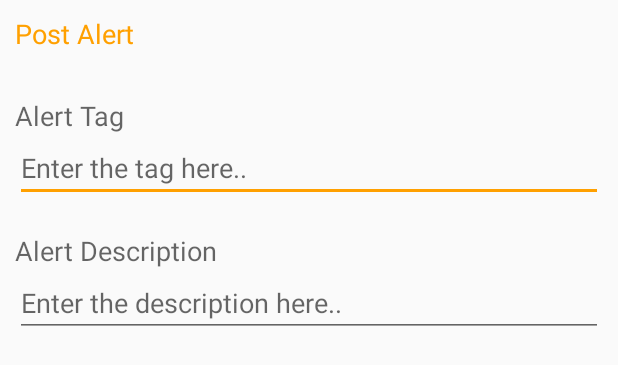
After one commit to merosa20/AlertIO, an Android app: the layout alert_dialog.xml on its own in the app's theme, with its tools: preview values and no code run, on a phone screen of 412 x 824 dp. The commit adds this screen. Shown: the top 365 px of the screen. Run offline under Robolectric (Android 15) with nearby library versions, the phone set to English and light mode, and no system bars.

Commit message:
Adding Post Alert using Dialog

```diff
--- a/app/src/main/AndroidManifest.xml
+++ b/app/src/main/AndroidManifest.xml
@@ -25,7 +25,8 @@
                 <category android:name="android.intent.category.LAUNCHER" />
             </intent-filter>
         </activity>
-        <activity android:name=".MainActivity"
+        <activity
+            android:name=".MainActivity"
             android:theme="@style/AppTheme.NoActionBar">
         </activity>
 
--- a/app/src/main/java/com/alertio/root/alertio/services/LocationMonitoringService.java
+++ b/app/src/main/java/com/alertio/root/alertio/services/LocationMonitoringService.java
@@ -107,12 +107,12 @@ public class LocationMonitoringService extends Service implements
             Log.d(TAG, "== location != null");
 
             //Send result to activities
-            sendMessageToUI(String.valueOf(location.getLatitude()), String.valueOf(location.getLongitude()));
+            sendMessageToUI(location.getLatitude(), location.getLongitude());
         }
 
     }
 
-    private void sendMessageToUI(String lat, String lng) {
+    private void sendMessageToUI(double lat, double lng) {
 
         Log.d(TAG, "Sending info...");
 
--- /dev/null
+++ b/app/src/main/res/layout/alert_dialog.xml
@@ -0,0 +1,44 @@
+<?xml version="1.0" encoding="utf-8"?>
+<LinearLayout
+    xmlns:android="http://schemas.android.com/apk/res/android"
+    android:layout_width="match_parent"
+    android:layout_height="wrap_content"
+    android:orientation="vertical"
+    android:padding="10dp">
+
+    <TextView
+        android:layout_width="wrap_content"
+        android:layout_height="wrap_content"
+        android:textAppearance="?android:attr/textAppearanceMedium"
+        android:text="Post Alert"
+        android:textColor="@color/colorAccent"
+        android:paddingBottom="30dp"
+        android:id="@+id/alert" />
+
+    <TextView
+        android:layout_width="wrap_content"
+        android:layout_height="wrap_content"
+        android:textAppearance="?android:attr/textAppearanceMedium"
+        android:text="Alert Tag"
+        android:id="@+id/tag" />
+
+    <EditText
+        android:id="@+id/alert_tag"
+        android:layout_width="fill_parent"
+        android:layout_height="wrap_content"
+        android:hint="Enter the tag here.."
+        android:layout_marginBottom="20dp" />
+
+    <TextView
+        android:layout_width="wrap_content"
+        android:layout_height="wrap_content"
+        android:textAppearance="?android:attr/textAppearanceMedium"
+        android:text="Alert Description"
+        android:id="@+id/description" />
+
+    <EditText
+        android:id="@+id/alert_description"
+        android:layout_width="fill_parent"
+        android:layout_height="wrap_content"
+        android:hint="Enter the description here.." />
+</LinearLayout>
--- a/app/src/main/res/menu/map_menu.xml
+++ b/app/src/main/res/menu/map_menu.xml
@@ -2,12 +2,6 @@
     xmlns:app="http://schemas.android.com/apk/res-auto"
     xmlns:tools="http://schemas.android.com/tools"
     tools:context=".MainActivity">
-
-    <item android:id="@+id/action_post_alert"
-        android:title="@string/action_post_alert"
-        android:icon="@drawable/ic_add_alert_24dp"
-        android:orderInCategory="100"
-        app:showAsAction="ifRoom" />
 
     <item android:id="@+id/action_log_out"
         android:title="@string/action_log_out"
```
Also changed, not shown: app/src/main/java/com/alertio/root/alertio/MainActivity.java (+93 -61 lines), app/src/main/res/layout/activity_main.xml (+25 -10 lines), app/src/main/res/layout/activity_map.xml (added, +24 -0 lines).
